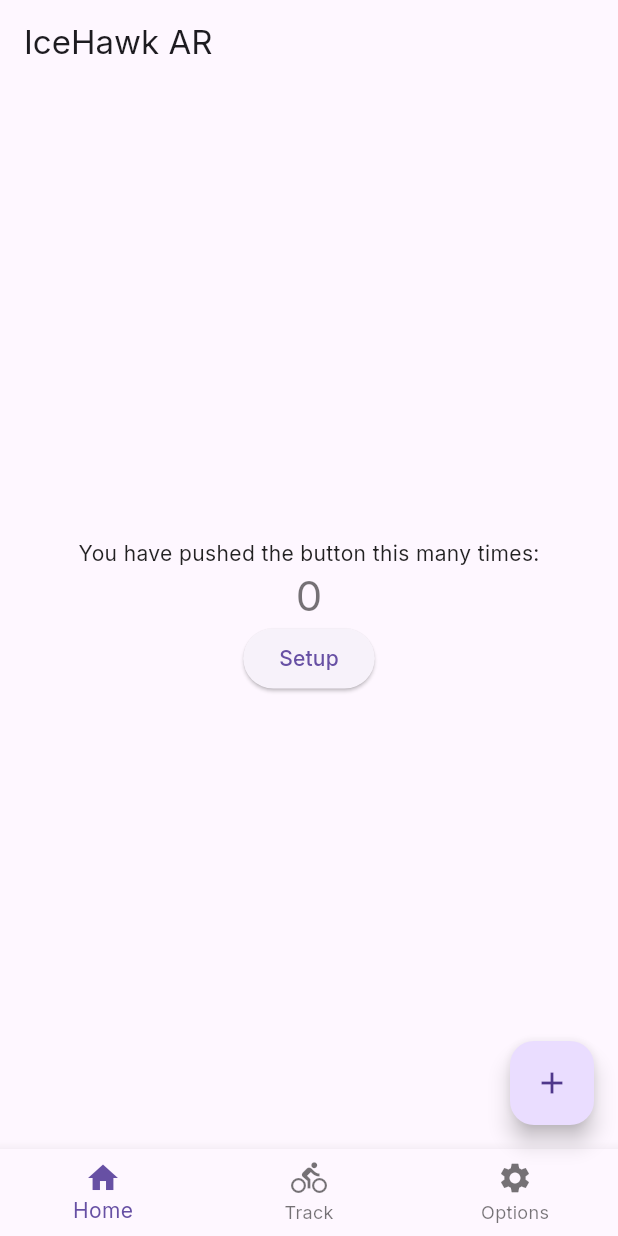
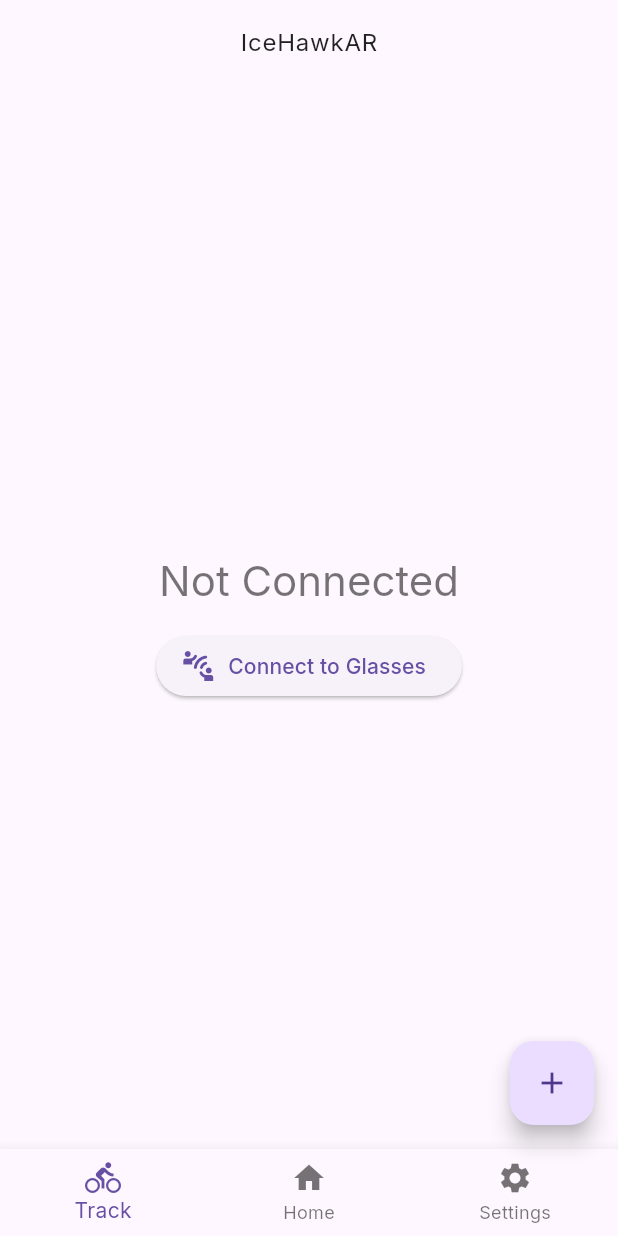
Before and after one commit to ar-cycling-glasses-capstone/ar-cycling-glasses-app, a Flutter app: the screen it shows after launch, on a phone screen of 412 x 824 dp. Run offline on Flutter 3.47's test engine with Material 2 defaults, Android fonts, the phone set to English and light mode, and no system bars; our stand-ins replace google_fonts.

Commit message:
modify some app settings;

```diff
--- a/lib/main.dart
+++ b/lib/main.dart
@@ -26,9 +26,9 @@ class MyApp extends StatelessWidget {
         // or simply save your changes to "hot reload" in a Flutter IDE).
         // Notice that the counter didn't reset back to zero; the application
         // is not restarted.
-        primarySwatch: Colors.indigo,
+        primarySwatch: Colors.blue,
       ),
-      home: const MyHomePage(title: 'IceHawk AR'),
+      home: const MyHomePage(title: 'IceHawkAR'),
     );
   }
 }
@@ -86,7 +86,9 @@ class _HomePageState extends State<MyHomePage> {
       appBar: AppBar(
         // Here we take the value from the MyHomePage object that was created by
         // the App.build method, and use it to set our appbar title.
-        title: Text(widget.title),
+        title: Center(
+            child: Text(widget.title,
+                style: Theme.of(context).textTheme.bodyLarge)),
       ),
       body: Center(
         // Center is a layout widget. It takes a single child and positions it
@@ -108,30 +110,42 @@ class _HomePageState extends State<MyHomePage> {
           // horizontal).
           mainAxisAlignment: MainAxisAlignment.center,
           children: <Widget>[
-            const Text(
-              'You have pushed the button this many times:',
+            // const Text(
+            //   'You have pushed the button this many times:',
+            // ),
+            Padding(
+              padding: const EdgeInsets.all(15),
+              child: Text(
+                // '$_counter',
+                'Not Connected',
+                style: Theme.of(context).textTheme.headline4,
+              ),
             ),
-            Text(
-              '$_counter',
-              style: Theme.of(context).textTheme.headline4,
-            ),
-            ElevatedButton(onPressed: () {}, child: const Text('Setup'))
+            // MaterialButton(onPressed: () {}),
+            ElevatedButton.icon(
+                icon: const Icon(
+                  // <-- Icon
+                  Icons.connect_without_contact_rounded,
+                  size: 24.0,
+                ),
+                onPressed: () {},
+                label: const Text('Connect to Glasses'))
           ],
         ),
       ),
       bottomNavigationBar: BottomNavigationBar(
         items: const <BottomNavigationBarItem>[
           BottomNavigationBarItem(
+            icon: Icon(Icons.directions_bike),
+            label: 'Track',
+          ),
+          BottomNavigationBarItem(
             icon: Icon(Icons.home),
             label: 'Home',
           ),
           BottomNavigationBarItem(
-            icon: Icon(Icons.directions_bike),
-            label: 'Track',
-          ),
-          BottomNavigationBarItem(
             icon: Icon(Icons.settings),
-            label: 'Options',
+            label: 'Settings',
           ),
         ],
         currentIndex: i,
```
Also changed, not shown: lib/setup.dart (added), 2 other files.
